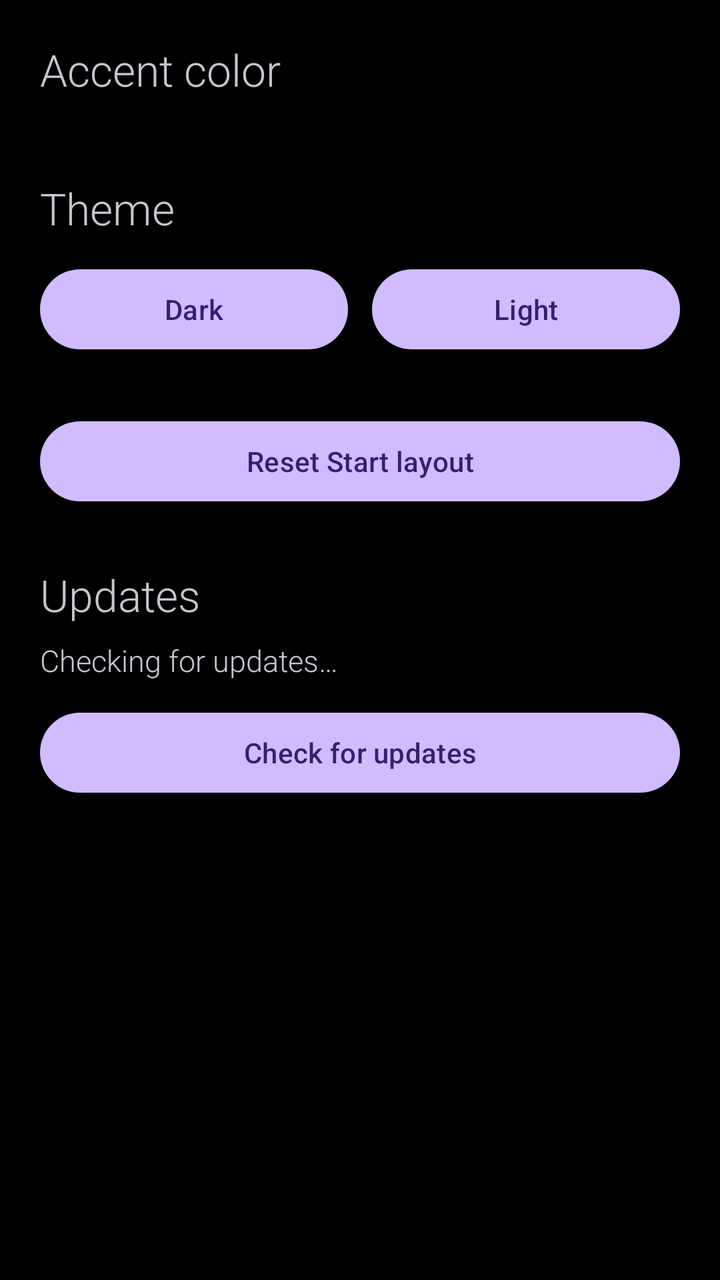
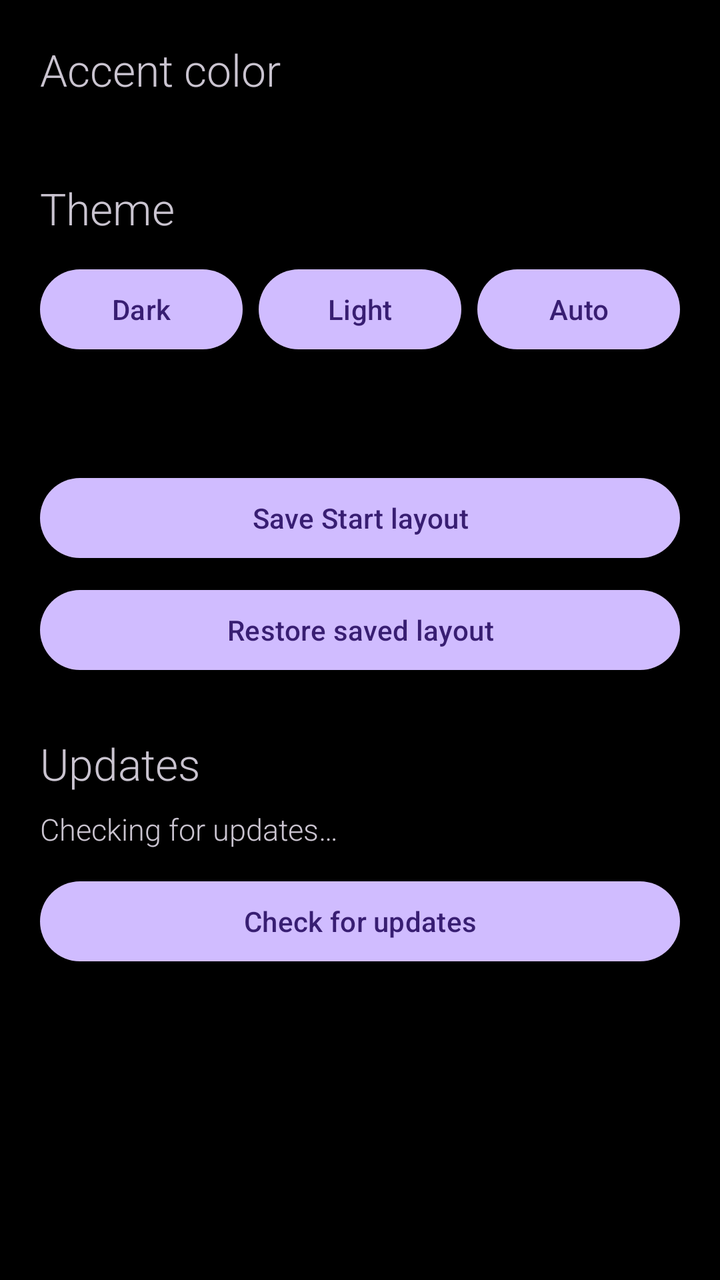

Compare the two renders of this Android layout. The source of the first and the diff that turns it into the second are given below.
<!-- AndroidManifest.xml: application theme Theme.Win10.Dark -->
<!-- res/layout/activity_settings.xml -->
<?xml version="1.0" encoding="utf-8"?>
<ScrollView xmlns:android="http://schemas.android.com/apk/res/android"
    android:layout_width="match_parent"
    android:layout_height="match_parent">

    <LinearLayout
        android:id="@+id/root"
        android:layout_width="match_parent"
        android:layout_height="wrap_content"
        android:orientation="vertical"
        android:padding="20dp">

        <TextView
            android:id="@+id/accentTitle"
            android:layout_width="wrap_content"
            android:layout_height="wrap_content"
            android:fontFamily="sans-serif-light"
            android:text="Accent color"
            android:textSize="22sp" />

        <androidx.recyclerview.widget.RecyclerView
            android:id="@+id/accentGrid"
            android:layout_width="match_parent"
            android:layout_height="wrap_content"
            android:layout_marginTop="12dp"
            android:nestedScrollingEnabled="false" />

        <TextView
            android:id="@+id/themeTitle"
            android:layout_width="wrap_content"
            android:layout_height="wrap_content"
            android:layout_marginTop="28dp"
            android:fontFamily="sans-serif-light"
            android:text="Theme"
            android:textSize="22sp" />

        <LinearLayout
            android:layout_width="match_parent"
            android:layout_height="wrap_content"
            android:layout_marginTop="12dp"
            android:orientation="horizontal">

            <Button
                android:id="@+id/darkBtn"
                android:layout_width="0dp"
                android:layout_height="48dp"
                android:layout_weight="1"
                android:text="Dark" />

            <Button
                android:id="@+id/lightBtn"
                android:layout_width="0dp"
                android:layout_height="48dp"
                android:layout_weight="1"
                android:layout_marginStart="12dp"
                android:text="Light" />
        </LinearLayout>

        <Button
            android:id="@+id/resetBtn"
            android:layout_width="match_parent"
            android:layout_height="48dp"
            android:layout_marginTop="28dp"
            android:text="Reset Start layout" />

        <TextView
            android:id="@+id/updateTitle"
            android:layout_width="wrap_content"
            android:layout_height="wrap_content"
            android:layout_marginTop="28dp"
            android:fontFamily="sans-serif-light"
            android:text="Updates"
            android:textSize="22sp" />

        <TextView
            android:id="@+id/updateStatus"
            android:layout_width="match_parent"
            android:layout_height="wrap_content"
            android:layout_marginTop="8dp"
            android:fontFamily="sans-serif-light"
            android:text="Checking for updates…"
            android:textSize="15sp" />

        <Button
            android:id="@+id/updateBtn"
            android:layout_width="match_parent"
            android:layout_height="48dp"
            android:layout_marginTop="12dp"
            android:text="Check for updates" />
    </LinearLayout>
</ScrollView>
<!-- resources referenced by this layout -->
<resources>
  <style name="Theme.Win10.Dark" parent="Theme.Material3.Dark.NoActionBar">
          <item name="android:windowBackground">@color/wp_black</item>
          <item name="android:statusBarColor">@color/wp_black</item>
          <item name="android:navigationBarColor">@color/wp_black</item>
          <item name="android:windowAnimationStyle">@style/Anim.Instant</item>
          <item name="android:windowDisablePreview">true</item>
      </style>
  <color name="wp_black">#FF000000</color>
  <style name="Anim.Instant" parent="@android:style/Animation">
          <item name="android:windowEnterAnimation">@anim/none</item>
          <item name="android:windowExitAnimation">@anim/none</item>
          <item name="android:activityOpenEnterAnimation">@anim/none</item>
          <item name="android:activityOpenExitAnimation">@anim/none</item>
          <item name="android:activityCloseEnterAnimation">@anim/none</item>
          <item name="android:activityCloseExitAnimation">@anim/none</item>
      </style>
</resources>

<!-- the commit's change to res/layout/activity_settings.xml (unified diff, before → after) -->
@@ -52,16 +52,39 @@
                 android:layout_width="0dp"
                 android:layout_height="48dp"
                 android:layout_weight="1"
-                android:layout_marginStart="12dp"
+                android:layout_marginStart="8dp"
                 android:text="Light" />
+
+            <Button
+                android:id="@+id/sunBtn"
+                android:layout_width="0dp"
+                android:layout_height="48dp"
+                android:layout_weight="1"
+                android:layout_marginStart="8dp"
+                android:text="Auto" />
         </LinearLayout>
 
+        <TextView
+            android:id="@+id/themeStatus"
+            android:layout_width="match_parent"
+            android:layout_height="wrap_content"
+            android:layout_marginTop="8dp"
+            android:fontFamily="sans-serif-light"
+            android:textSize="15sp" />
+
         <Button
-            android:id="@+id/resetBtn"
+            android:id="@+id/saveBtn"
             android:layout_width="match_parent"
             android:layout_height="48dp"
             android:layout_marginTop="28dp"
-            android:text="Reset Start layout" />
+            android:text="Save Start layout" />
+
+        <Button
+            android:id="@+id/restoreBtn"
+            android:layout_width="match_parent"
+            android:layout_height="48dp"
+            android:layout_marginTop="8dp"
+            android:text="Restore saved layout" />
 
         <TextView
             android:id="@+id/updateTitle"
